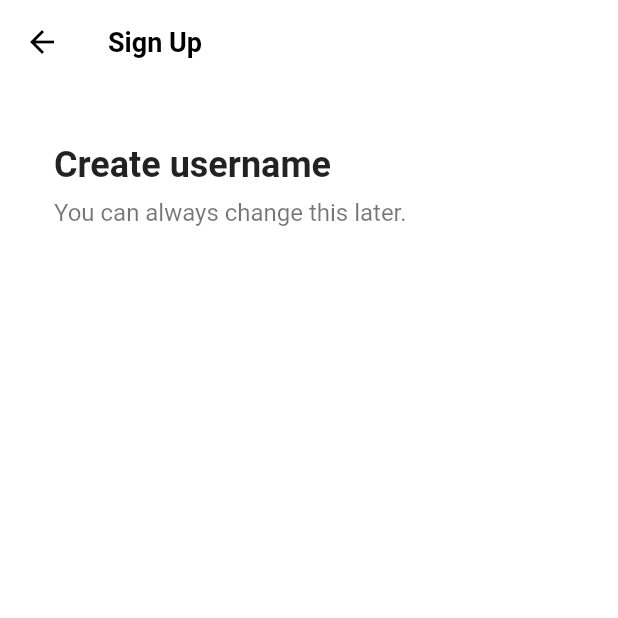
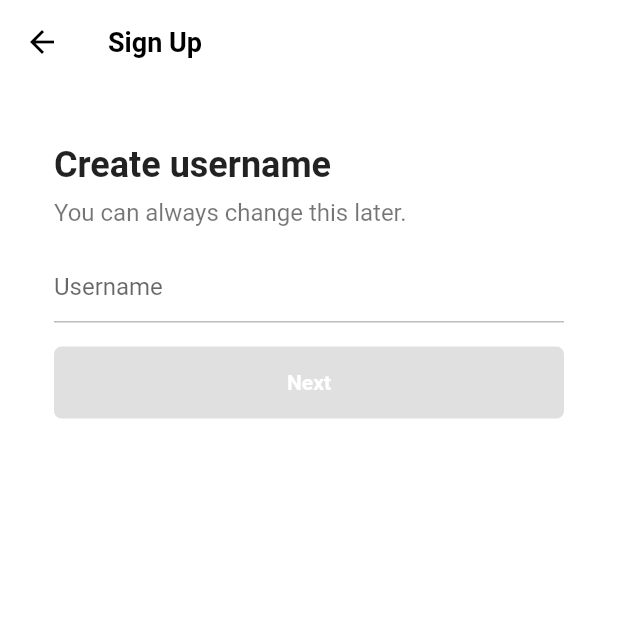
Before and after one commit to Jeffrey-Oh/flutter_tiktok_clone, a Flutter app: the screen it shows after launch, after a tap on "Use email & password", on a phone screen of 412 x 824 dp, the top half of it. Run offline on Flutter 3.47's test engine with Material 2 defaults, Android fonts, the phone set to English and light mode, and no system bars; our stand-ins replace font_awesome_flutter.

Commit message:
Username Screen TextField 동작 감지를 위한 Controller 추가 및 StatefulWidget 으로 수정

```diff
--- a/lib/features/authentication/email_screen.dart
+++ b/lib/features/authentication/email_screen.dart
@@ -1,44 +0,0 @@
-import 'package:flutter/material.dart';
-import 'package:tiktok_clone/constants/gaps.dart';
-import 'package:tiktok_clone/constants/sizes.dart';
-
-class EmailScreen extends StatelessWidget {
-  const EmailScreen({super.key});
-
-  @override
-  Widget build(BuildContext context) {
-    return Scaffold(
-      appBar: AppBar(
-        title: const Text(
-          "Sign Up",
-        ),
-      ),
-      body: Padding(
-        padding: const EdgeInsets.symmetric(
-          horizontal: Sizes.size36,
-        ),
-        child: Column(
-          crossAxisAlignment: CrossAxisAlignment.start,
-          children: const [
-            Gaps.v40,
-            Text(
-              "Create username",
-              style: TextStyle(
-                fontSize: Sizes.size24,
-                fontWeight: FontWeight.w700,
-              ),
-            ),
-            Gaps.v8,
-            Text(
-              "You can always change this later.",
-              style: TextStyle(
-                fontSize: Sizes.size16,
-                color: Colors.black54,
-              ),
-            )
-          ],
-        ),
-      ),
-    );
-  }
-}
--- a/lib/features/authentication/login_screen.dart
+++ b/lib/features/authentication/login_screen.dart
@@ -2,7 +2,7 @@ import 'package:flutter/material.dart';
 import 'package:font_awesome_flutter/font_awesome_flutter.dart';
 import 'package:tiktok_clone/constants/gaps.dart';
 import 'package:tiktok_clone/constants/sizes.dart';
-import 'package:tiktok_clone/features/authentication/email_screen.dart';
+import 'package:tiktok_clone/features/authentication/username_screen.dart';
 import 'package:tiktok_clone/features/authentication/widgets/auth_button.dart';
 
 class LoginScreen extends StatelessWidget {
@@ -44,12 +44,12 @@ class LoginScreen extends StatelessWidget {
               AuthButton(
                   icon: FaIcon(FontAwesomeIcons.user),
                   text: "Use email & password",
-                  screen: EmailScreen()),
+                  screen: UsernameScreen()),
               Gaps.v16,
               AuthButton(
                   icon: FaIcon(FontAwesomeIcons.apple),
                   text: "Continue with Apple",
-                  screen: EmailScreen()),
+                  screen: UsernameScreen()),
             ],
           ),
         ),
--- a/lib/features/authentication/sign_up_screen.dart
+++ b/lib/features/authentication/sign_up_screen.dart
@@ -2,8 +2,8 @@ import 'package:flutter/material.dart';
 import 'package:font_awesome_flutter/font_awesome_flutter.dart';
 import 'package:tiktok_clone/constants/gaps.dart';
 import 'package:tiktok_clone/constants/sizes.dart';
-import 'package:tiktok_clone/features/authentication/email_screen.dart';
 import 'package:tiktok_clone/features/authentication/login_screen.dart';
+import 'package:tiktok_clone/features/authentication/username_screen.dart';
 import 'package:tiktok_clone/features/authentication/widgets/auth_button.dart';
 
 class SignUpScreen extends StatelessWidget {
@@ -49,13 +49,13 @@ class SignUpScreen extends StatelessWidget {
               AuthButton(
                 icon: FaIcon(FontAwesomeIcons.user),
                 text: "Use email & password",
-                screen: EmailScreen(),
+                screen: UsernameScreen(),
               ),
               Gaps.v16,
               AuthButton(
                 icon: FaIcon(FontAwesomeIcons.apple),
                 text: "Continue with Apple",
-                screen: EmailScreen(),
+                screen: UsernameScreen(),
               ),
             ],
           ),
--- a/lib/features/authentication/username_screen.dart
+++ b/lib/features/authentication/username_screen.dart
@@ -0,0 +1,106 @@
+import 'package:flutter/material.dart';
+import 'package:tiktok_clone/constants/gaps.dart';
+import 'package:tiktok_clone/constants/sizes.dart';
+
+class UsernameScreen extends StatefulWidget {
+  const UsernameScreen({super.key});
+
+  @override
+  State<UsernameScreen> createState() => _UsernameScreenState();
+}
+
+class _UsernameScreenState extends State<UsernameScreen> {
+  final TextEditingController _usernameController = TextEditingController();
+
+  String _username = "";
+
+  @override
+  void initState() {
+    super.initState();
+
+    _usernameController.addListener(() {
+      setState(() {
+        _username = _usernameController.text;
+      });
+    });
+  }
+
+  @override
+  Widget build(BuildContext context) {
+    return Scaffold(
+      appBar: AppBar(
+        title: const Text(
+          "Sign Up",
+        ),
+      ),
+      body: Padding(
+        padding: const EdgeInsets.symmetric(
+          horizontal: Sizes.size36,
+        ),
+        child: Column(
+          crossAxisAlignment: CrossAxisAlignment.start,
+          children: [
+            Gaps.v40,
+            const Text(
+              "Create username",
+              style: TextStyle(
+                fontSize: Sizes.size24,
+                fontWeight: FontWeight.w700,
+              ),
+            ),
+            Gaps.v8,
+            const Text(
+              "You can always change this later.",
+              style: TextStyle(
+                fontSize: Sizes.size16,
+                color: Colors.black54,
+              ),
+            ),
+            Gaps.v16,
+            TextField(
+              controller: _usernameController,
+              decoration: InputDecoration(
+                hintText: "Username",
+                enabledBorder: UnderlineInputBorder(
+                  borderSide: BorderSide(
+                    color: Colors.grey.shade400,
+                  ),
+                ),
+                focusedBorder: UnderlineInputBorder(
+                  borderSide: BorderSide(
+                    color: Colors.grey.shade400,
+                  ),
+                ),
+              ),
+              cursorColor: Theme.of(context).primaryColor,
+            ),
+            Gaps.v16,
+            FractionallySizedBox(
+              widthFactor: 1,
+              child: AnimatedContainer(
+                padding: const EdgeInsets.symmetric(vertical: Sizes.size16),
+                decoration: BoxDecoration(
+                  borderRadius: BorderRadius.circular(Sizes.size5),
+                  color: _username.isEmpty
+                      ? Colors.grey.shade300
+                      : Theme.of(context).primaryColor,
+                ),
+                duration: const Duration(
+                  milliseconds: 300,
+                ),
+                child: const Text(
+                  "Next",
+                  textAlign: TextAlign.center,
+                  style: TextStyle(
+                    color: Colors.white,
+                    fontWeight: FontWeight.w600,
+                  ),
+                ),
+              ),
+            ),
+          ],
+        ),
+      ),
+    );
+  }
+}
```
